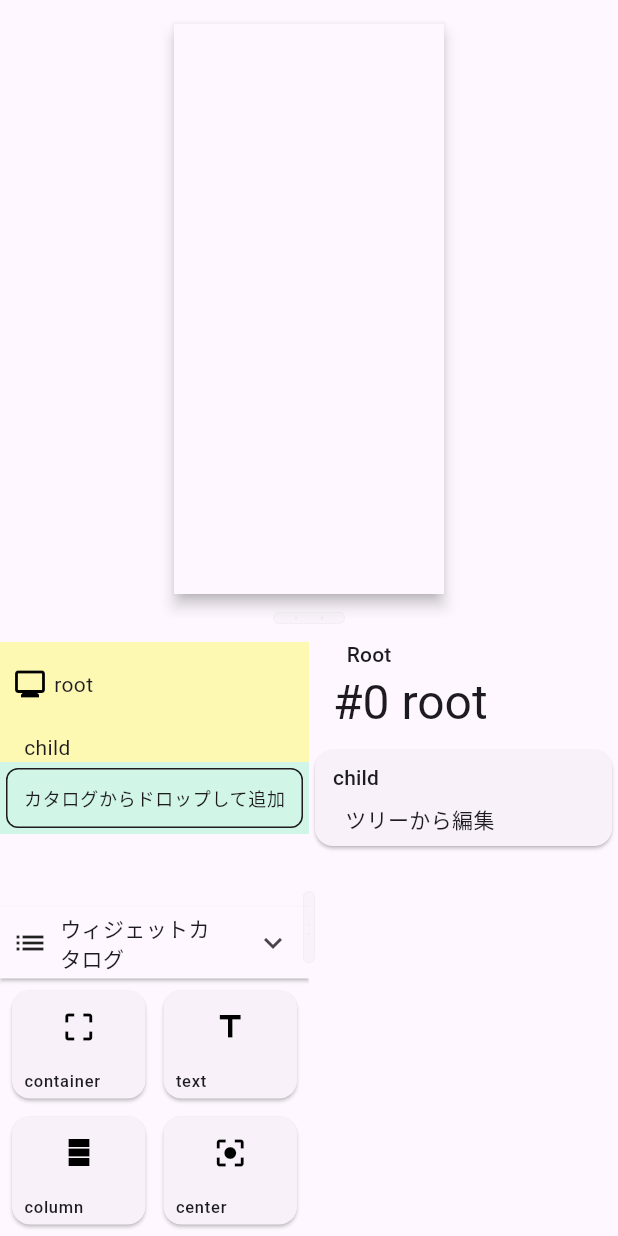
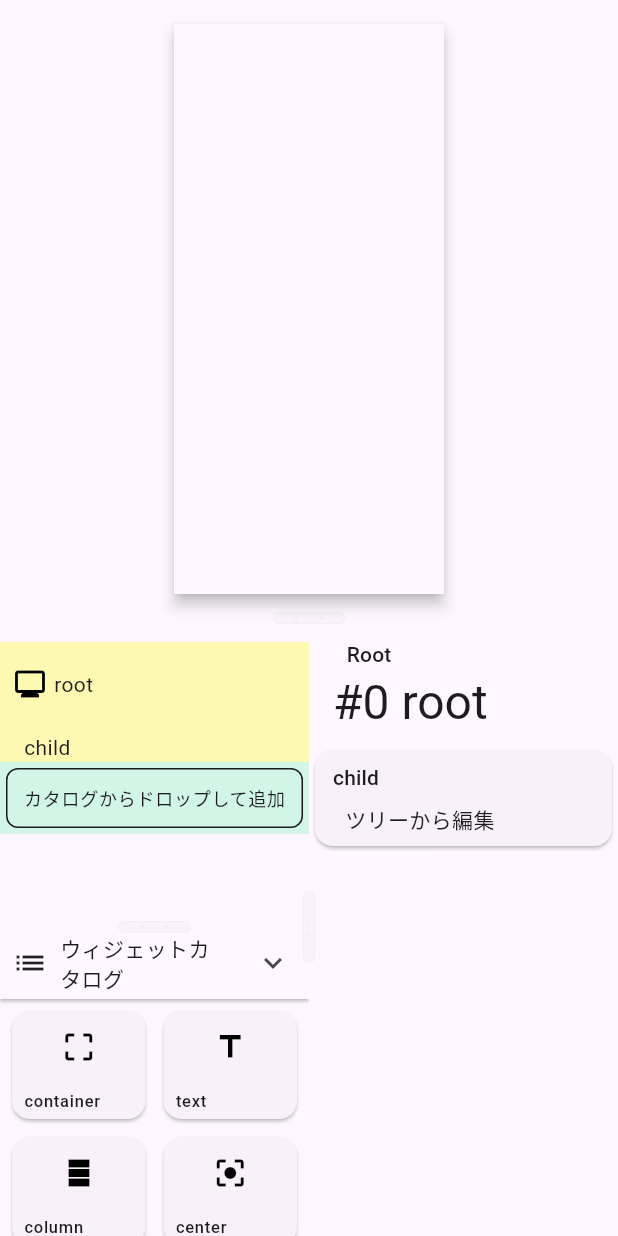
Before and after one commit to ogura-daiki/jyanken_app_drills_01, a Flutter app: the screen it shows after launch, after a tap on "フリープレイ", on a phone screen of 412 x 824 dp. Run offline on Flutter 3.47's test engine with Material 3 defaults, Android fonts, the phone set to English and light mode, and no system bars; our stand-ins replace flutter_hooks, freezed_annotation, get_it, hooks_riverpod, riverpod_annotation; generated files the repository leaves out were written again.

Commit message:
ウィジェットカタログの表示縦幅を自由に変更可能にした

```diff
--- a/lib/src/component/flutter_editor/flutter_editor.dart
+++ b/lib/src/component/flutter_editor/flutter_editor.dart
@@ -1,4 +1,5 @@
 import 'package:flutter/material.dart';
+import 'package:flutter_hooks/flutter_hooks.dart';
 import 'package:hooks_riverpod/hooks_riverpod.dart';
 import 'package:jyanken_app_drills/src/component/flutter_editor/panes/flutter_editor_attribute_editor_pane.dart';
 import 'package:jyanken_app_drills/src/component/flutter_editor/panes/flutter_editor_preview_pane.dart';
@@ -29,12 +30,32 @@ class _FlutterEditorState extends ConsumerState<FlutterEditor> {
   Widget treeArea() {
     return Material(
       clipBehavior: .antiAliasWithSaveLayer,
-      child: Column(
-        crossAxisAlignment: .stretch,
-        children: [
-          Expanded(child: FlutterEditorTreePane(editorId: widget.projectId)),
-          WidgetCatalog(widgetTypes: widget.allowTypes),
-        ],
+      child: HookBuilder(
+        builder: (context) {
+          final open = useState(true);
+          return ResizableAreaLayout(
+            areas: [
+              .new(
+                areaName: "tree",
+                type: .expand(1),
+                widget: FlutterEditorTreePane(editorId: widget.projectId),
+              ),
+              .new(
+                areaName: open.value ? "catalog" : "close",
+                type: open.value ? .ratio(0.5) : .fixed(40),
+                widget: WidgetCatalog(
+                  open: open.value,
+                  widgetTypes: widget.allowTypes,
+                  onToggleOpen: (newOpen) {
+                    open.value = newOpen;
+                  },
+                ),
+              ),
+            ],
+            mainAxis: .vertical,
+            thumbBuilder: (i) => verticalThumb(),
+          );
+        },
       ),
     );
   }
@@ -64,6 +85,56 @@ class _FlutterEditorState extends ConsumerState<FlutterEditor> {
     );
   }
 
+  Widget horizontalThumb() {
+    return Center(
+      child: Container(
+        width: 8,
+        height: 48,
+        decoration: BoxDecoration(
+          color: Colors.grey.withAlpha(128),
+          border: .all(color: Colors.black38, width: 0.5),
+          borderRadius: .circular(16),
+        ),
+        child: Center(
+          child: Text(
+            ":",
+            style: TextStyle(color: Colors.black38, fontSize: 18),
+          ),
+        ),
+      ),
+    );
+  }
+
+  Widget verticalThumb() {
+    return Center(
+      child: Container(
+        width: 48,
+        height: 8,
+        decoration: BoxDecoration(
+          color: Colors.grey.withAlpha(128),
+          border: .all(color: Colors.black38, width: 0.5),
+          borderRadius: .circular(16),
+        ),
+        child: Center(
+          child: OverflowBox(
+            minHeight: 18,
+            maxHeight: 18,
+            child: Text(
+              ". .",
+              style: TextStyle(
+                color: Colors.black38,
+                fontSize: 14,
+                fontWeight: .w100,
+                fontFamily: "monospace",
+                height: 0.75,
+              ),
+            ),
+          ),
+        ),
+      ),
+    );
+  }
+
   Widget horizontalLayout() {
     return ResizableAreaLayout(
       mainAxis: .horizontal,
@@ -76,23 +147,7 @@ class _FlutterEditorState extends ConsumerState<FlutterEditor> {
         ),
         .new(areaName: "preview", type: .expand(1), widget: previewArea()),
       ],
-      thumbBuilder: (i) => Center(
-        child: Container(
-          width: 8,
-          height: 48,
-          decoration: BoxDecoration(
-            color: Colors.grey.withAlpha(128),
-            border: .all(color: Colors.black38, width: 0.5),
-            borderRadius: .circular(16),
-          ),
-          child: Center(
-            child: Text(
-              ":",
-              style: TextStyle(color: Colors.black38, fontSize: 18),
-            ),
-          ),
-        ),
-      ),
+      thumbBuilder: (i) => horizontalThumb(),
     );
   }
 
@@ -116,50 +171,11 @@ class _FlutterEditorState extends ConsumerState<FlutterEditor> {
                 ),
               ),
             ],
-            thumbBuilder: (_) => Center(
-              child: Container(
-                width: 8,
-                height: 48,
-                decoration: BoxDecoration(
-                  color: Colors.grey.withAlpha(128),
-                  border: .all(color: Colors.black38, width: 0.5),
-                  borderRadius: .circular(16),
-                ),
-                child: Center(
-                  child: Text(":", style: TextStyle(color: Colors.black38)),
-                ),
-              ),
-            ),
+            thumbBuilder: (_) => horizontalThumb(),
           ),
         ),
       ],
-      thumbBuilder: (_) => Center(
-        child: Container(
-          width: 48,
-          height: 8,
-          decoration: BoxDecoration(
-            color: Colors.grey.withAlpha(128),
-            border: .all(color: Colors.black38, width: 0.5),
-            borderRadius: .circular(16),
-          ),
-          child: Center(
-            child: OverflowBox(
-              minHeight: 18,
-              maxHeight: 18,
-              child: Text(
-                ". .",
-                style: TextStyle(
-                  color: Colors.black38,
-                  fontSize: 14,
-                  fontWeight: .w100,
-                  fontFamily: "monospace",
-                  height: 0.75,
-                ),
-              ),
-            ),
-          )
-        ),
-      ),
+      thumbBuilder: (_) => verticalThumb(),
     );
   }
 }
--- a/lib/src/component/widget_catalog/widget_catalog.dart
+++ b/lib/src/component/widget_catalog/widget_catalog.dart
@@ -5,11 +5,17 @@ import 'package:jyanken_app_drills/src/model/widget/widget_definition/widget_typ
 
 class WidgetCatalog extends HookWidget {
   final Set<WidgetType> widgetTypes;
-  const WidgetCatalog({super.key, required this.widgetTypes});
+  final bool open;
+  final void Function(bool open) onToggleOpen;
+  const WidgetCatalog({
+    super.key,
+    required this.widgetTypes,
+    required this.open,
+    required this.onToggleOpen,
+  });
 
   @override
   Widget build(BuildContext context) {
-    final showItems = useState(true);
     return AnimatedSize(
       curve: Curves.ease,
       duration: const Duration(milliseconds: 150),
@@ -32,10 +38,10 @@ class WidgetCatalog extends HookWidget {
                     const Expanded(child: Text("ウィジェットカタログ")),
                     IconButton(
                       onPressed: () {
-                        showItems.value = !showItems.value;
+                        onToggleOpen(!open);
                       },
                       icon: AnimatedRotation(
-                        turns: showItems.value ? 0 : 0.5,
+                        turns: open ? 0 : 0.5,
                         duration: const Duration(milliseconds: 300),
                         curve: Curves.ease,
                         child: const Icon(Icons.keyboard_arrow_down),
@@ -45,10 +51,9 @@ class WidgetCatalog extends HookWidget {
                 ),
               ),
             ),
-            Visibility(
-              visible: showItems.value,
-              child: AspectRatio(
-                aspectRatio: 1.2,
+            Expanded(
+              child: Visibility(
+                visible: open,
                 child: GridView.builder(
                   padding: const .all(4),
                   gridDelegate: const SliverGridDelegateWithMaxCrossAxisExtent(
```
